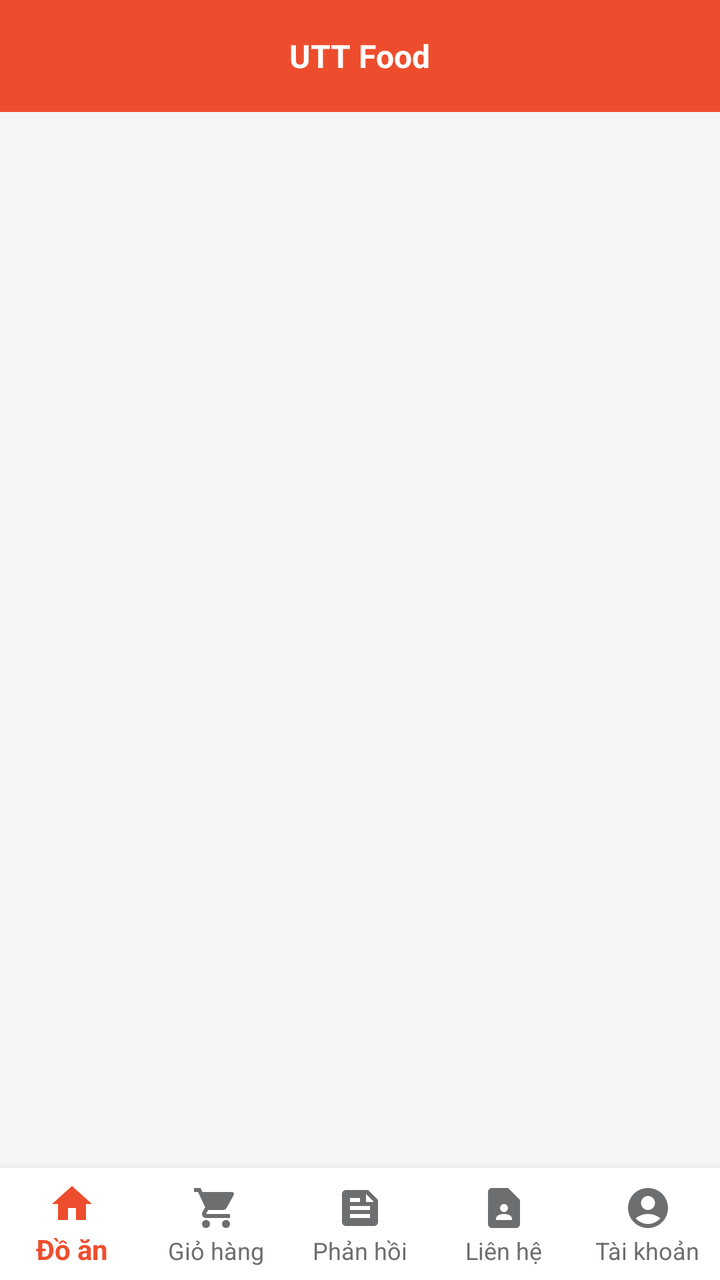
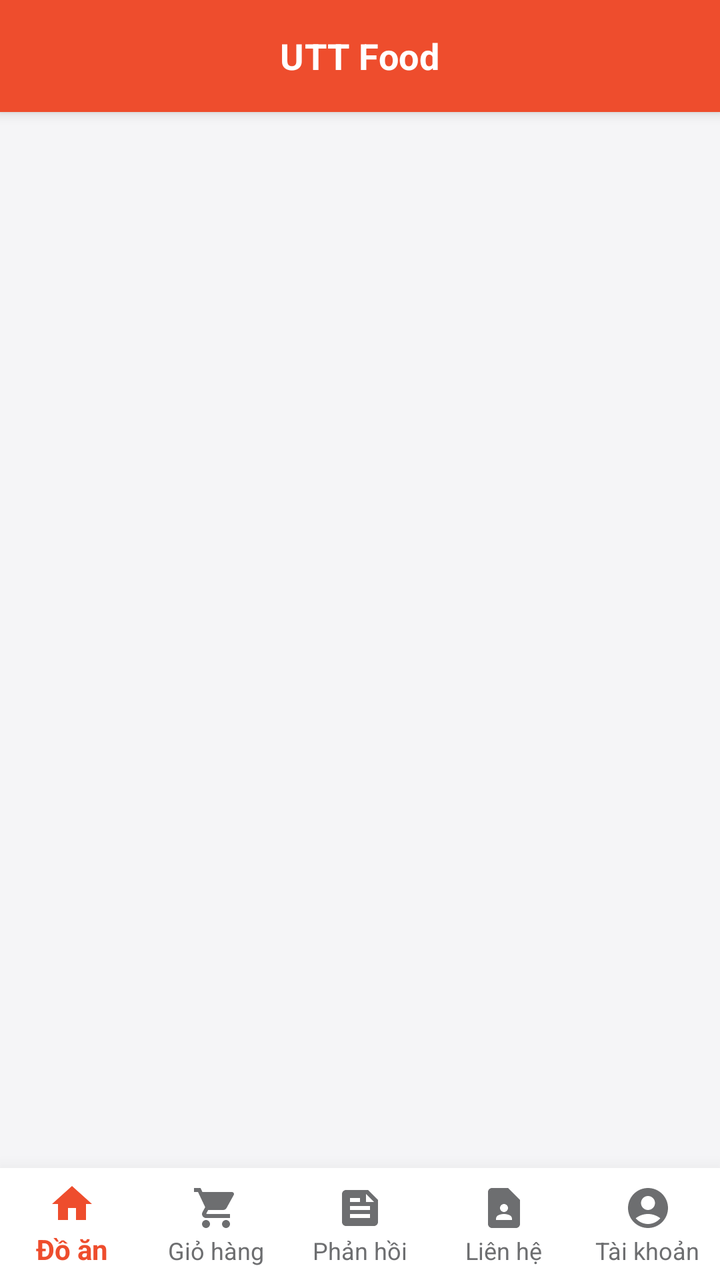

Screens rendered from an Android XML layout before and after an edit, with the pre-edit source and the edit as a unified diff.
<!-- AndroidManifest.xml: application theme AppTheme -->
<!-- res/layout/activity_main.xml -->
<?xml version="1.0" encoding="utf-8"?>

<RelativeLayout xmlns:android="http://schemas.android.com/apk/res/android"
    xmlns:app="http://schemas.android.com/apk/res-auto"
    android:layout_width="match_parent"
    android:layout_height="match_parent"
    android:background="@color/screenBackground"
    android:orientation="vertical">

    <include
        android:id="@+id/toolbar"
        layout="@layout/layout_toolbar"/>

    <androidx.viewpager2.widget.ViewPager2
        android:id="@+id/viewpager_2"
        android:layout_width="match_parent"
        android:layout_height="match_parent"
        android:layout_above="@+id/bottom_navigation"
        android:layout_below="@+id/toolbar" />

    <com.google.android.material.bottomnavigation.BottomNavigationView
        android:id="@+id/bottom_navigation"
        android:layout_width="match_parent"
        android:layout_height="wrap_content"
        android:layout_alignParentBottom="true"
        android:background="@color/surfaceBackground"
        app:itemIconTint="@color/custom_bottom_navigation"
        app:itemTextColor="@color/custom_bottom_navigation"
        app:labelVisibilityMode="labeled"
        app:menu="@menu/menu_bottom_navigation" />

</RelativeLayout>
<!-- res/layout/layout_toolbar.xml (included above) -->
<?xml version="1.0" encoding="utf-8"?>

<RelativeLayout xmlns:android="http://schemas.android.com/apk/res/android"
    xmlns:tools="http://schemas.android.com/tools"
    android:id="@+id/layout_toolbar"
    android:layout_width="match_parent"
    android:layout_height="?actionBarSize"
    android:background="@color/colorPrimary"
    android:paddingStart="@dimen/define_dimen_4"
    android:paddingEnd="@dimen/define_dimen_4"
    tools:ignore="ContentDescription" >

    <ImageView
        android:id="@+id/img_back"
        android:layout_width="@dimen/define_dimen_45"
        android:layout_height="@dimen/define_dimen_45"
        android:layout_centerVertical="true"
        android:layout_marginEnd="@dimen/define_dimen_6"
        android:padding="@dimen/define_dimen_10"
        android:src="@drawable/ic_back_white_36"
        android:visibility="gone" />

    <TextView
        android:id="@+id/tv_title"
        android:layout_width="wrap_content"
        android:layout_height="wrap_content"
        android:layout_centerInParent="true"
        android:text="@string/app_name"
        android:textColor="@color/white"
        android:textSize="@dimen/text_size_normal"
        android:textStyle="bold" />

    <ImageView
        android:id="@+id/img_cart"
        android:layout_width="@dimen/define_dimen_45"
        android:layout_height="@dimen/define_dimen_45"
        android:layout_alignParentEnd="true"
        android:layout_centerVertical="true"
        android:layout_marginEnd="@dimen/define_dimen_4"
        android:padding="@dimen/define_dimen_6"
        android:src="@drawable/ic_cart_white_36"
        android:visibility="gone" />

</RelativeLayout>
<!-- resources referenced by this layout -->
<resources>
  <color name="colorPrimary">#EE4D2D</color>
  <color name="screenBackground">#F5F5F5</color>
  <color name="surfaceBackground">#FFFFFF</color>
  <color name="white">#ffffff</color>
  <dimen name="define_dimen_10">10dp</dimen>
  <dimen name="define_dimen_4">4dp</dimen>
  <dimen name="define_dimen_45">45dp</dimen>
  <dimen name="define_dimen_6">6dp</dimen>
  <dimen name="text_size_normal">16sp</dimen>
  <!-- drawable ic_back_white_36: png bitmap (drawable-hdpi, 193 bytes) -->
  <!-- drawable ic_cart_white_36: png bitmap (drawable-hdpi, 636 bytes) -->
  <string name="app_name">UTT Food</string>
  <style name="AppTheme" parent="Theme.AppCompat.Light.NoActionBar">
          <item name="colorPrimary">@color/colorPrimary</item>
          <item name="colorPrimaryDark">@color/colorPrimaryDark</item>
          <item name="colorAccent">@color/colorAccent</item>
          <item name="android:statusBarColor">@color/brandOrangeDark</item>
          <item name="android:windowBackground">@color/screenBackground</item>
          <item name="android:textColor">@color/textColorPrimary</item>
      </style>
  <color name="colorPrimaryDark">#D73211</color>
  <color name="colorAccent">#FF7A47</color>
  <color name="brandOrangeDark">#D73211</color>
  <color name="textColorPrimary">#222222</color>
</resources>

<!-- the commit's change to res/layout/activity_main.xml (unified diff, before → after) -->
@@ -24,6 +24,8 @@
         android:layout_height="wrap_content"
         android:layout_alignParentBottom="true"
         android:background="@color/surfaceBackground"
+        android:elevation="16dp"
+        app:elevation="16dp"
         app:itemIconTint="@color/custom_bottom_navigation"
         app:itemTextColor="@color/custom_bottom_navigation"
         app:labelVisibilityMode="labeled"
@@ -39,6 +41,7 @@
     android:layout_width="match_parent"
     android:layout_height="?actionBarSize"
     android:background="@color/colorPrimary"
+    android:elevation="@dimen/define_dimen_4"
     android:paddingStart="@dimen/define_dimen_4"
     android:paddingEnd="@dimen/define_dimen_4"
     tools:ignore="ContentDescription" >
@@ -58,9 +61,10 @@
         android:layout_width="wrap_content"
         android:layout_height="wrap_content"
         android:layout_centerInParent="true"
+        android:letterSpacing="0.01"
         android:text="@string/app_name"
         android:textColor="@color/white"
-        android:textSize="@dimen/text_size_normal"
+        android:textSize="@dimen/text_size_xnormal"
         android:textStyle="bold" />
 
     <ImageView
<!-- resource entries referenced after the edit -->
@@ -1,14 +1,14 @@
 <!-- resources referenced by this layout -->
 <resources>
   <color name="colorPrimary">#EE4D2D</color>
-  <color name="screenBackground">#F5F5F5</color>
+  <color name="screenBackground">#F5F5F7</color>
   <color name="surfaceBackground">#FFFFFF</color>
   <color name="white">#ffffff</color>
   <dimen name="define_dimen_10">10dp</dimen>
   <dimen name="define_dimen_4">4dp</dimen>
   <dimen name="define_dimen_45">45dp</dimen>
-  <dimen name="define_dimen_6">6dp</dimen>
-  <dimen name="text_size_normal">16sp</dimen>
+  <dimen name="define_dimen_6">1dp</dimen>
+  <dimen name="text_size_xnormal">18sp</dimen>
   <!-- drawable ic_back_white_36: png bitmap (drawable-hdpi, 193 bytes) -->
   <!-- drawable ic_cart_white_36: png bitmap (drawable-hdpi, 636 bytes) -->
   <string name="app_name">UTT Food</string>
